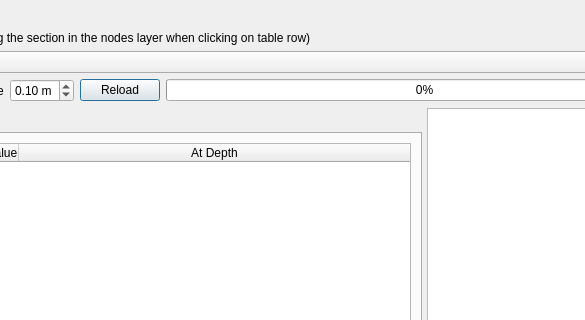
This is mod_check/forms/ui_fmpsectionproperty_check_dialog.ui in duncan-r/ModCheck as Qt 5 draws it before an edit; both pictures show x 244 to 829 and y 0 to 320 of the 938 by 712 pixel window. The edited form follows.
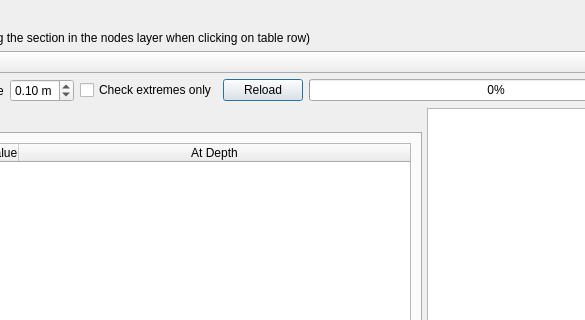
This is the edited form. Custom widgets are drawn as their Qt base class.

Commit message:
Improved bank check tool for better identification.
Now supports two different approaches:
1. Check if any points on banks are higher than the extremes.
2. Check if there are any depressions in the banks.

Full details in code comments, but basically the first one will
miss any cases where there is a high bank elevation at the extreme
but depressions between it and the channel.
The second one will pick up depressions, but might also pick up
false positives by identifying undulations in the channel. Best to
just include both and let the user decide.

```diff
--- a/mod_check/forms/ui_fmpsectionproperty_check_dialog.ui
+++ b/mod_check/forms/ui_fmpsectionproperty_check_dialog.ui
@@ -97,6 +97,13 @@
        </property>
       </widget>
      </item>
+     <item>
+      <widget class="QCheckBox" name="checkExtremesOnlyCBox">
+       <property name="text">
+        <string>Check extremes only</string>
+       </property>
+      </widget>
+     </item>
      <item>
       <widget class="QPushButton" name="datFileReloadBtn">
        <property name="text">
```
The commit also changes 4 other files.
